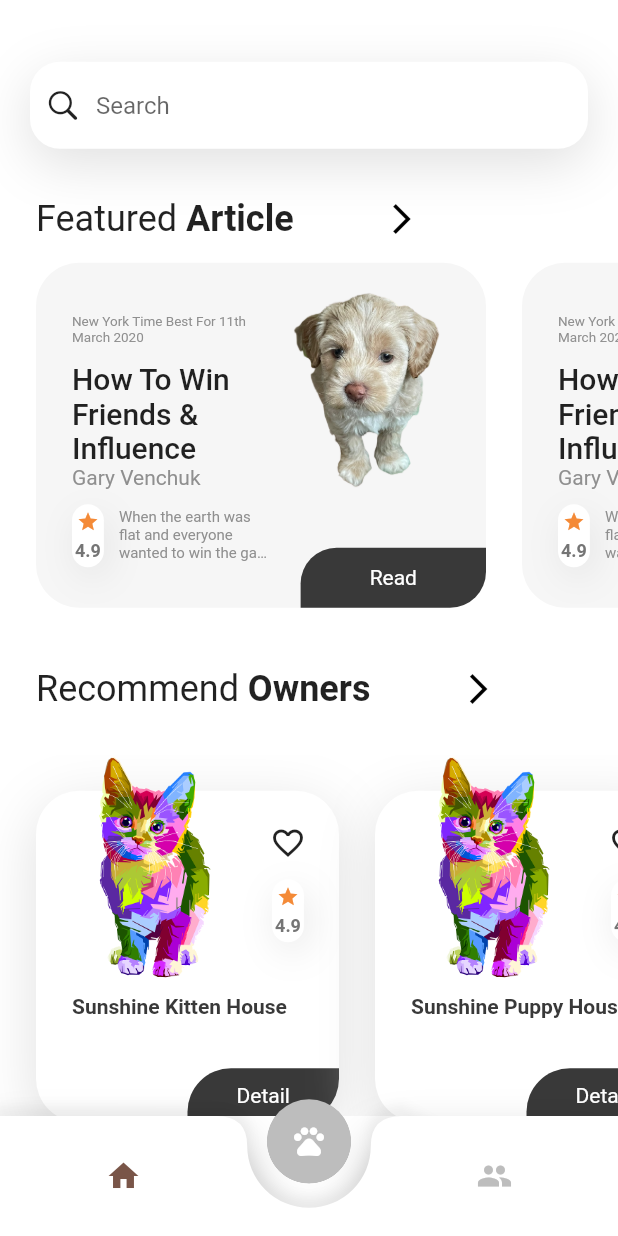
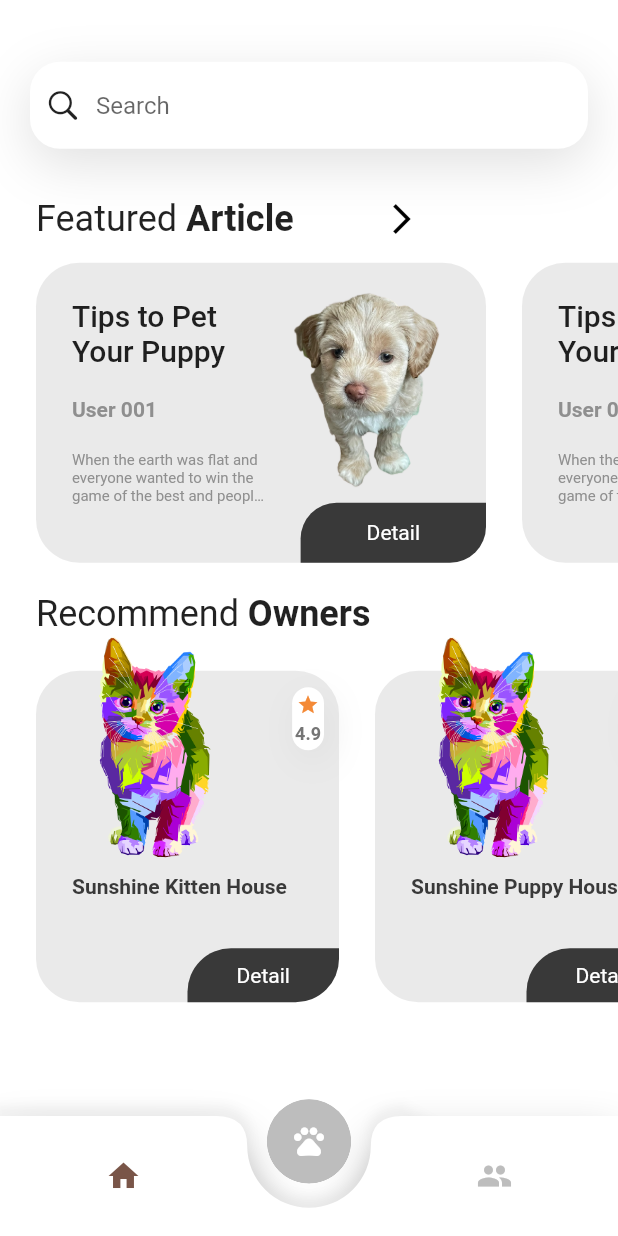
Before and after one commit to WangKehanK/PetCom, a Flutter app: the screen it shows after launch, on a phone screen of 412 x 824 dp. Run offline on Flutter 3.47's test engine with Material 2 defaults, Android fonts, the phone set to English and light mode, and no system bars; our stand-ins replace dio, flutter_staggered_animations, flutter_svg, font_awesome_flutter; missing offline and left inert: loadmore; Roboto replaces fonts that are missing (Muli).

Commit message:
Updates frontend

```diff
--- a/lib/components/article_card.dart
+++ b/lib/components/article_card.dart
@@ -11,9 +11,9 @@ class ArticleCard extends StatelessWidget {
   @override
   Widget build(BuildContext context) {
     return Container(
-      margin: EdgeInsets.only(left: 24, bottom: 40),
+      margin: EdgeInsets.only(left: 24, bottom: 20),
       width: 300,
-      height: 245,
+      height: 215,
       child: Stack(
         children: <Widget>[
           Positioned(
@@ -26,41 +26,48 @@ class ArticleCard extends StatelessWidget {
                 top: 24,
                 right: size!.width * .35,
               ),
-              height: 230,
+              height: 200,
               width: double.infinity,
               decoration: BoxDecoration(
-                color: Color(0xFFEAEAEA).withOpacity(.45),
+                color: Color(0xFFEAEAEA).withOpacity(1),
                 borderRadius: BorderRadius.circular(29),
               ),
               child: Column(
                 crossAxisAlignment: CrossAxisAlignment.start,
                 children: <Widget>[
-                  Container(
-                    margin: EdgeInsets.only(top: 10.0, bottom: 10.0),
-                    child: Text(
-                      "New York Time Best For 11th March 2020",
-                      style: TextStyle(
-                        fontSize: 9,
-                        color: kLightBlackColor,
-                      ),
-                    ),
+                  // Container(
+                  //   margin: EdgeInsets.only(top: 10.0, bottom: 10.0),
+                  //   child: Text(
+                  //     "New York Time Best For 11th March 2020",
+                  //     style: TextStyle(
+                  //       fontSize: 9,
+                  //       color: kLightBlackColor,
+                  //     ),
+                  //   ),
+                  // ),
+                  Text(
+                    "Tips to Pet Your Puppy",
+                    style: Theme.of(context).textTheme.title,
+                  ),
+                  SizedBox(
+                    height: 20,
                   ),
                   Text(
-                    "How To Win \nFriends &  Influence",
-                    style: Theme.of(context).textTheme.title,
+                    "User 001",
+                    style: TextStyle(
+                        color: kLightBlackColor, fontWeight: FontWeight.bold),
                   ),
-                  Text(
-                    "Gary Venchuk",
-                    style: TextStyle(color: kLightBlackColor),
+                  SizedBox(
+                    height: 10,
                   ),
                   Padding(
                     padding: EdgeInsets.only(top: 10, bottom: 10.0),
                     child: Row(
                       children: <Widget>[
-                        Padding(
-                          padding: EdgeInsets.only(right: 10.0),
-                          child: Rating(score: 4.9),
-                        ),
+                        // Padding(
+                        //   padding: EdgeInsets.only(right: 10.0),
+                        //   child: Rating(score: 4.9),
+                        // ),
                         Expanded(
                           child: Text(
                             "When the earth was flat and everyone wanted to win the game of the best and people….",
@@ -94,7 +101,7 @@ class ArticleCard extends StatelessWidget {
               height: 40,
               width: size!.width * .3,
               child: TwoSideRoundedButton(
-                text: "Read",
+                text: "Detail",
                 radious: 24,
                 press: () {},
               ),
--- a/lib/components/reading_card_list.dart
+++ b/lib/components/reading_card_list.dart
@@ -36,15 +36,15 @@ class ReadingListCard extends StatelessWidget {
             child: Container(
               height: 221,
               decoration: BoxDecoration(
-                color: Colors.white,
+                color: Color(0xFFEAEAEA).withOpacity(1),
                 borderRadius: BorderRadius.circular(29),
-                boxShadow: [
-                  BoxShadow(
-                    offset: Offset(0, 10),
-                    blurRadius: 33,
-                    color: Colors.grey[300]!,
-                  ),
-                ],
+                // boxShadow: [
+                //   BoxShadow(
+                //     offset: Offset(0, 10),
+                //     blurRadius: 33,
+                //     color: Colors.grey[600]!,
+                //   ),
+                // ],
               ),
             ),
           ),
@@ -57,12 +57,12 @@ class ReadingListCard extends StatelessWidget {
             right: 10,
             child: Column(
               children: <Widget>[
-                IconButton(
-                  icon: Icon(
-                    Icons.favorite_border,
-                  ),
-                  onPressed: () {},
-                ),
+                // IconButton(
+                //   icon: Icon(
+                //     Icons.favorite_border,
+                //   ),
+                //   onPressed: () {},
+                // ),
                 Rating(score: rating),
               ],
             ),
--- a/lib/routes.dart
+++ b/lib/routes.dart
@@ -1,5 +1,8 @@
 import 'package:flutter/widgets.dart';
+import 'package:petcom/screens/Account/Profile/components/breeder_form.dart';
+import 'package:petcom/screens/Account/Profile/components/experience_form.dart';
 import 'package:petcom/screens/Account/Profile/profile_screen.dart';
+import 'package:petcom/screens/Article/article_list_screen.dart';
 import 'package:petcom/screens/Breeder/drawer_screen.dart';
 import 'package:petcom/screens/Breeder/pet_screen.dart';
 import 'package:petcom/screens/Home/home_screen.dart';
@@ -10,9 +13,13 @@ final Map<String, WidgetBuilder> routes = {
   // Home
   HomeScreen.routeName: (context) => HomeScreen(),
 
+  // Article
+  ArticleList.routeName: (context) => ArticleList(),
   // Breeder
   PetScreen.routeName: (context) => PetScreen(),
   DrawerScreen.routeName: (context) => DrawerScreen(),
   // Profile
   ProfileScreen.routeName: (context) => ProfileScreen(),
+  BreederFormScreen.routeName: (context) => BreederFormScreen(),
+  ExperienceFormScreen.routeName: (context) => ExperienceFormScreen()
 };
--- a/lib/screens/Article/article_list_screen.dart
+++ b/lib/screens/Article/article_list_screen.dart
@@ -4,6 +4,8 @@ import 'package:petcom/service/http_serivce.dart';
 import 'package:dio/dio.dart';
 
 class ArticleList extends StatefulWidget {
+  static String routeName = "/articles";
+
   ArticleList({
     Key? key,
   }) : super(key: key);
--- a/lib/screens/Home/home_screen.dart
+++ b/lib/screens/Home/home_screen.dart
@@ -1,14 +1,11 @@
 import 'package:petcom/components/article_card.dart';
 import 'package:petcom/components/search_bar.dart';
 import 'package:petcom/model/Breeder.dart';
+import 'package:petcom/screens/Article/article_list_screen.dart';
 import 'package:petcom/screens/Breeder/details_screen.dart';
 import 'package:petcom/components/reading_card_list.dart';
-import 'package:petcom/components/article_card.dart';
-
 import 'package:flutter/material.dart';
-import 'package:petcom/constants.dart';
-import 'package:petcom/components/rating.dart';
-import 'package:petcom/components/two_side_rounded_button.dart';
+import 'package:petcom/screens/Breeder/pet_screen.dart';
 import 'package:petcom/service/http_serivce.dart';
 import 'package:dio/dio.dart';
 import 'dart:math';
@@ -56,7 +53,8 @@ class _HomeScreenState extends State<HomeScreen> {
                   SearchBar(),
                   SizedBox(height: size.height * .04),
 
-                  buildTitle(context, "Featured ", "Article"),
+                  buildTitleWithPush(
+                      context, "Featured ", "Article", ArticleList.routeName),
                   SingleChildScrollView(
                     scrollDirection: Axis.horizontal,
                     child: Row(
@@ -70,12 +68,12 @@ class _HomeScreenState extends State<HomeScreen> {
                         ArticleCard(
                           size: size,
                         ),
-                        SizedBox(width: 30),
                       ],
                     ),
                   ),
+                  //TODO Update link
                   buildTitle(context, "Recommend ", "Owners"),
-                  SizedBox(height: 30),
+                  // SizedBox(height: 30),
 
                   SingleChildScrollView(
                     scrollDirection: Axis.horizontal,
@@ -123,12 +121,17 @@ class _HomeScreenState extends State<HomeScreen> {
     );
   }
 
-  Padding buildTitle(BuildContext context, String s1, String s2) {
+  Padding buildTitleWithPush(
+      BuildContext context, String s1, String s2, String routeName) {
     return Padding(
       padding: const EdgeInsets.symmetric(horizontal: 24),
       child: GestureDetector(
         onTap: () {
-          print("direct!");
+          try {
+            Navigator.pushNamed(context, routeName);
+          } on Exception catch (e) {
+            print(e);
+          }
         },
         child: Row(
           children: <Widget>[
@@ -145,16 +148,43 @@ class _HomeScreenState extends State<HomeScreen> {
               ),
             ),
             SizedBox(width: 60),
-            Icon(
-              Icons.arrow_forward_ios,
-              color: Colors.black,
+            Container(
+              child: (routeName == '')
+                  ? Icon(Icons.pets)
+                  : Icon(
+                      Icons.arrow_forward_ios,
+                      color: Colors.black,
+                    ),
+            )
+          ],
+        ),
+      ),
+    );
+  }
+
+  Padding buildTitle(BuildContext context, String s1, String s2) {
+    return Padding(
+      padding: const EdgeInsets.symmetric(horizontal: 24),
+      child: Container(
+        child: Row(
+          children: <Widget>[
+            RichText(
+              text: TextSpan(
+                style: Theme.of(context).textTheme.headline5,
+                children: [
+                  TextSpan(text: s1),
+                  TextSpan(
+                    text: s2,
+                    style: TextStyle(fontWeight: FontWeight.bold),
+                  ),
+                ],
+              ),
             ),
           ],
         ),
       ),
     );
   }
-
   // Container bestOfTheDayCard(Size size, BuildContext context) {
   //   return Container(
   //     margin: EdgeInsets.only(left: 24, bottom: 40),
```
Also changed, not shown: lib/screens/Account/Profile/components/body.dart (+8 -2 lines), lib/screens/Account/Profile/components/breeder_form.dart (added, +158 -0 lines), lib/screens/Account/Profile/components/experience_form.dart (added, +158 -0 lines).
